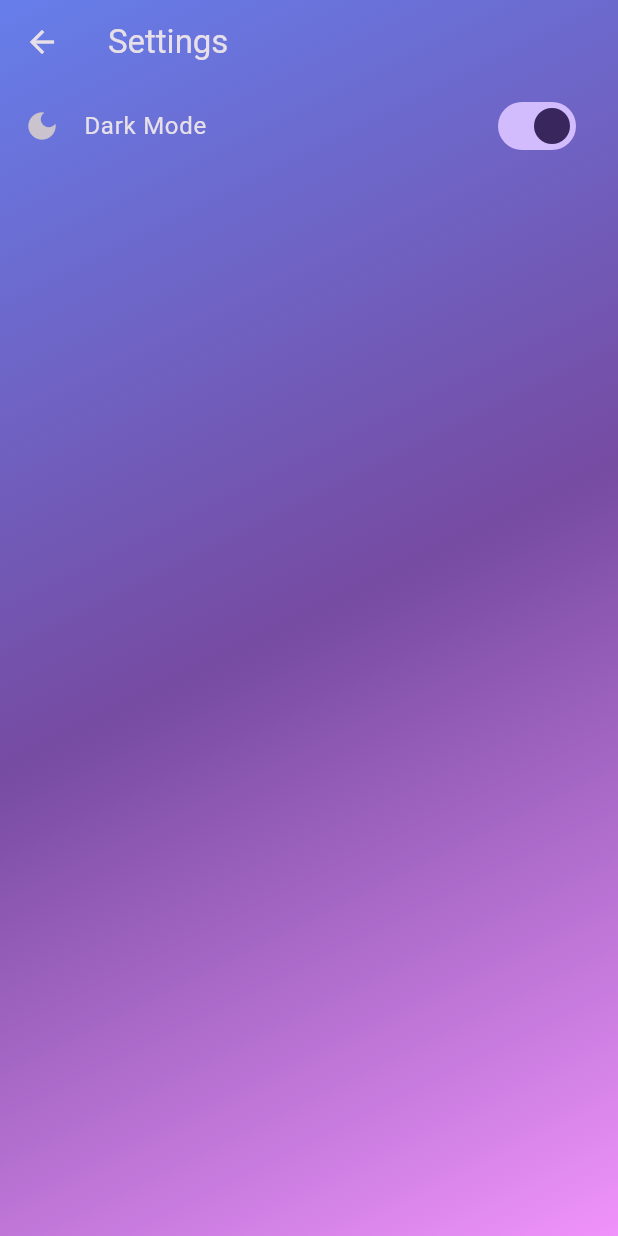
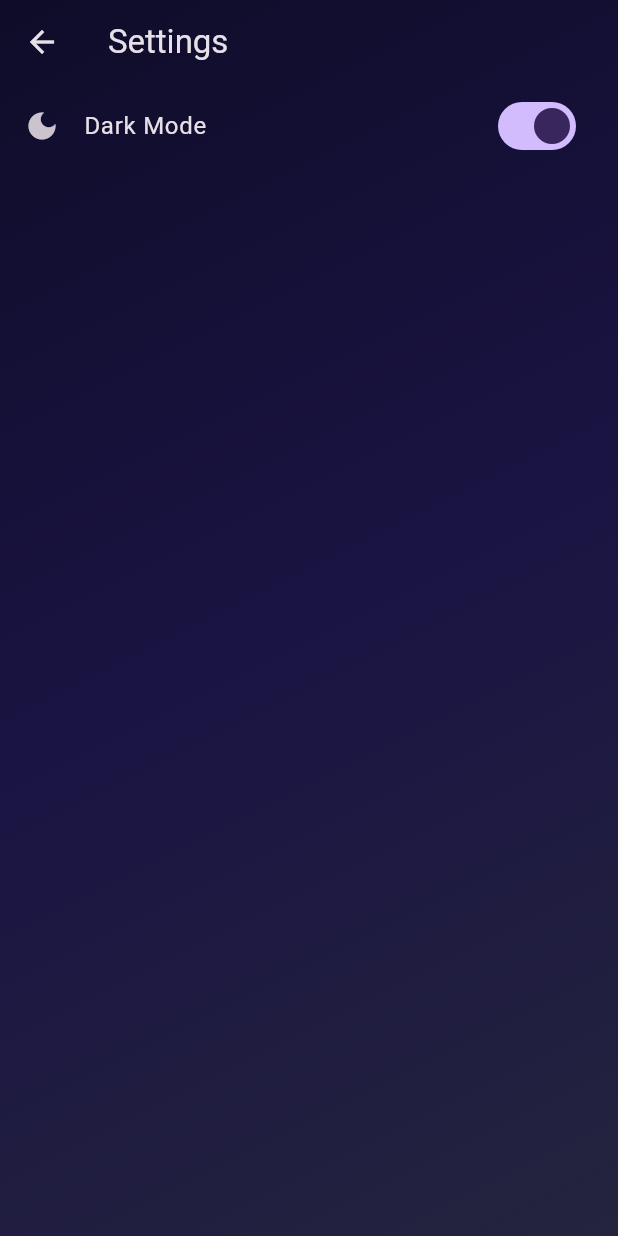
Before and after one commit to mandalander/Flutter-Web-App, a Flutter app: the screen it shows after launch, in the side drawer, after a tap on "Settings", on a phone screen of 412 x 824 dp. Run offline on Flutter 3.47's test engine with Material 3 defaults, Android fonts, the phone set to English and light mode, and no system bars.

Commit message:
feat: Add `GradientBackground` widget with theme-dependent linear gradients.

```diff
--- a/lib/gradient_background.dart
+++ b/lib/gradient_background.dart
@@ -21,13 +21,14 @@ class GradientBackground extends StatelessWidget {
               end: Alignment.bottomRight,
               colors: themeMode == ThemeMode.dark
                   ? const [
-                      Color(0xFF667eea),
-                      Color(0xFF764ba2),
-                      Color(0xFFf093fb),
+                      Color(0xFF0f0c29), // Very dark blue-purple
+                      Color(0xFF1a1443), // Deep purple
+                      Color(0xFF24243e), // Dark slate
                     ]
                   : const [
-                      Color(0xFF89f7fe),
-                      Color(0xFF66a6ff),
+                      Color(0xFFf5f7fa), // Very light gray-blue
+                      Color(0xFFe8f0fe), // Light blue tint
+                      Color(0xFFffffff), // Pure white
                     ],
             ),
           ),
```
